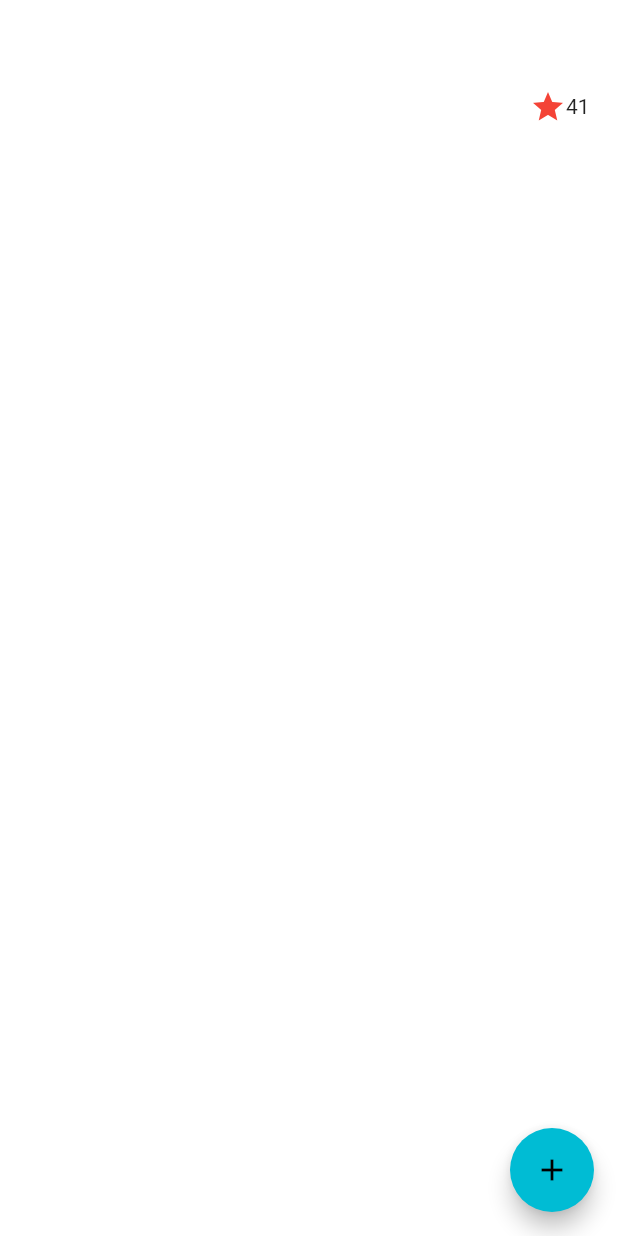
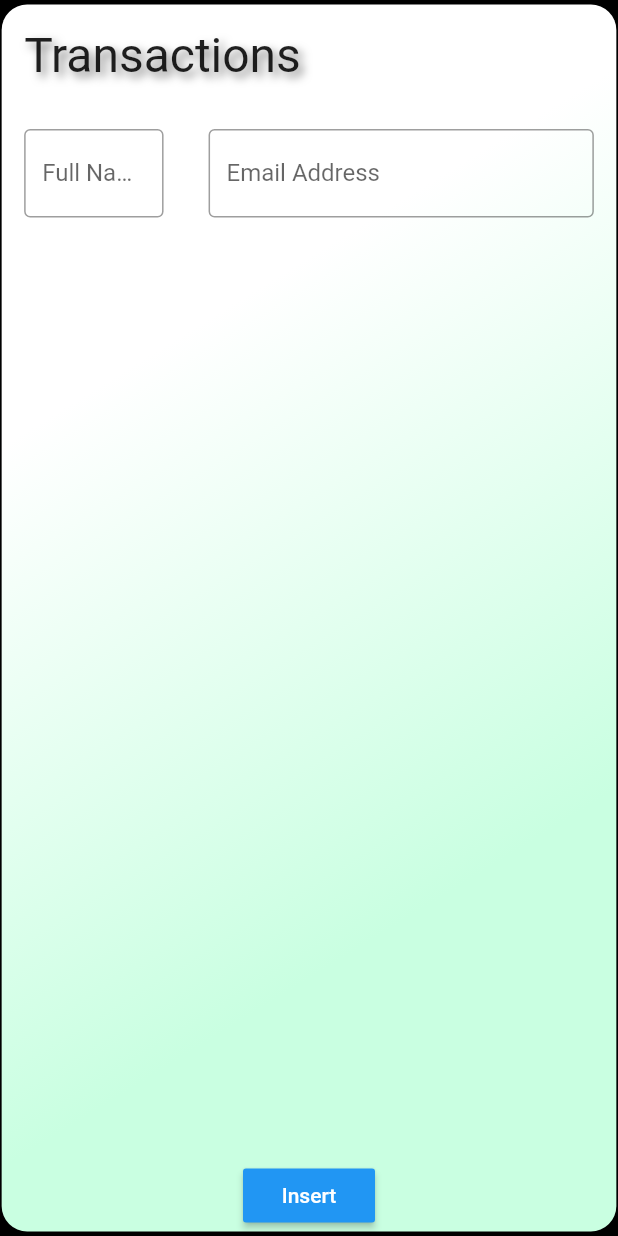
Before and after one commit to eliasdfazel/FlowMonetary, a Flutter app: the screen it shows after launch, on a phone screen of 412 x 824 dp. Run offline on Flutter 3.47's test engine with Material 2 defaults, Android fonts, the light colour scheme and no system bars; our stand-ins replace sqflite; accounts and stored records are empty.

Commit message:
Initializing Project Structure

```diff
--- a/flow_accounting/lib/interface/main.dart
+++ b/flow_accounting/lib/interface/main.dart
@@ -24,17 +24,7 @@ class FlowDashboard extends StatelessWidget {
   @override
   Widget build(BuildContext context) {
 
-    return MaterialApp(
-      title: 'Flow Accounting',
-      theme: ThemeData(
-        primarySwatch: Colors.cyan,
-        primaryColorDark: Colors.blue,
-        backgroundColor: Colors.cyan,
-        scaffoldBackgroundColor: Colors.white,
-        visualDensity: VisualDensity.adaptivePlatformDensity,
-      ),
-      home: const HomePage(title: 'Flow Accounting'),
-    );
+    return const HomePage(title: 'Flow Accounting');
   }
 
 }
--- a/flow_accounting/lib/interface/main_interface.dart
+++ b/flow_accounting/lib/interface/main_interface.dart
@@ -1,3 +1,4 @@
+import 'package:flow_accounting/resources/colors.dart';
 import 'package:flow_accounting/transactions/input/ui/transactions_input_view.dart';
 import 'package:flutter/material.dart';
 
@@ -13,63 +14,107 @@ class HomePage extends StatefulWidget {
 
 class _HomePageState extends State<HomePage> {
 
-  String nameQuery = '';
-  String typeQuery = '';
-
   @override
   Widget build(BuildContext context) {
 
-    Widget titleSection = Container(
-      padding: const EdgeInsets.fromLTRB(19, 51, 19, 13),
-      child: Row(
-        children: <Widget>[
+    initializeReportsOverview();
+
+    return SafeArea (child: MaterialApp (
+      debugShowCheckedModeBanner: false,
+      color: ColorsPalette.black,
+      home: Scaffold(
+        backgroundColor: ColorsPalette.black,
+        body: Padding(
+          padding: const EdgeInsets.fromLTRB(/*left*/1.1, /*top*/3, /*right*/1.1, /*bottom*/3),
+          child: Container (
+            decoration: const BoxDecoration(
+              borderRadius: BorderRadius.only(topLeft: Radius.circular(17), topRight: Radius.circular(17), bottomLeft: Radius.circular(17), bottomRight: Radius.circular(17)),
+              gradient: LinearGradient(
+                  colors: [
+                    ColorsPalette.white,
+                    ColorsPalette.primaryColorLighter,
+                  ],
+                  begin: FractionalOffset(0.0, 0.0),
+                  end: FractionalOffset(1.0, 0.0),
+                  stops: [0.0, 1.0],
+                  transform: GradientRotation(45),
+                  tileMode: TileMode.clamp),
+            ),
+            child: Column (
+              children: [
+                Expanded(child: ListView(children: [
+                  Row(
+                    mainAxisAlignment: MainAxisAlignment.spaceEvenly,
+                    children: [
                       Expanded(
-            /*1*/
-            child: Column(
-              crossAxisAlignment: CrossAxisAlignment.start,
-              children: [
-                /*2*/
-                Container(
-                  padding: const EdgeInsets.only(bottom: 8),
-                  child: Text(
-                    typeQuery,
-                    style: const TextStyle(
-                      fontWeight: FontWeight.bold,
-                      color: Colors.grey,
+                        flex: 1,
+                        child: Padding(
+                          padding: const EdgeInsets.all(15),
+                          child:  Text(
+                            'Transactions',
+                            style: TextStyle(
+                              fontSize: 32,
+                              color: Colors.black87,
+                              shadows: [
+                                Shadow(
+                                  color: Colors.black.withOpacity(0.5),
+                                  offset: Offset(3, 3),
+                                  blurRadius: 7,
+                                )
+                              ],
                             ),
                           ),
-                ),
-                Text(
-                  nameQuery,
-                  style: TextStyle(
-                    color: Colors.grey[500],
                         ),
                       ),
                     ],
                   ),
+                  Row(
+                    mainAxisAlignment: MainAxisAlignment.spaceEvenly,
+                    children: [
+                      Expanded(
+                        flex: 3,
+                        child: Padding(
+                          padding: const EdgeInsets.all(15),
+                          child: TextField(
+                            decoration: const InputDecoration(
+                              border: OutlineInputBorder(),
+                              labelText: 'Full Name',
+                              hintText: 'Enter Your Name',
                             ),
-          /*3*/
-          Icon(
-            Icons.star,
-            color: Colors.red[500],
                           ),
-          const Text('41'),
+                        ),
+                      ),
+                      Expanded(
+                        flex: 7,
+                        child: Padding(
+                          padding: const EdgeInsets.all(15),
+                          child: TextField(
+                            obscureText: false,
+                            decoration: const InputDecoration(
+                              border: OutlineInputBorder(),
+                              labelText: 'Email Address',
+                              hintText: 'Enter Email Address',
+                            ),
+                          ),
+                        ),
+                      ),
                     ],
                   ),
-    );
+                ])),
+                MaterialButton(
+                  textColor: Colors.white,
+                  color: Colors.blue,
+                  child: const Text('Insert'),
+                  onPressed: () {
 
-    initializeReportsOverview();
 
-    return Scaffold(
-      body: Column(
-          children: [titleSection]
+                  },
+                )
+              ],
             ),
-      floatingActionButton: FloatingActionButton(
-        onPressed: tapAction,
-        tooltip: 'Increment',
-        child: const Icon(Icons.add),
+          ),),
       ),
-    );
+    ));
   }
 
   void initializeReportsOverview() async {
```
Lines whose indentation alone changed are shown as unchanged.
